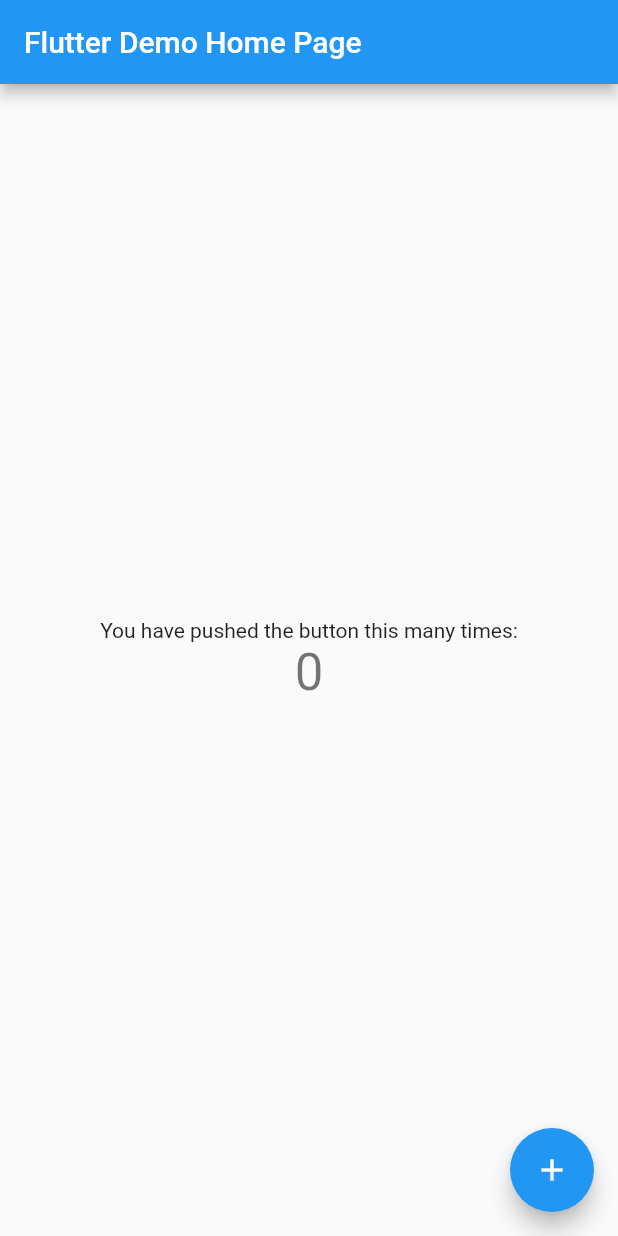
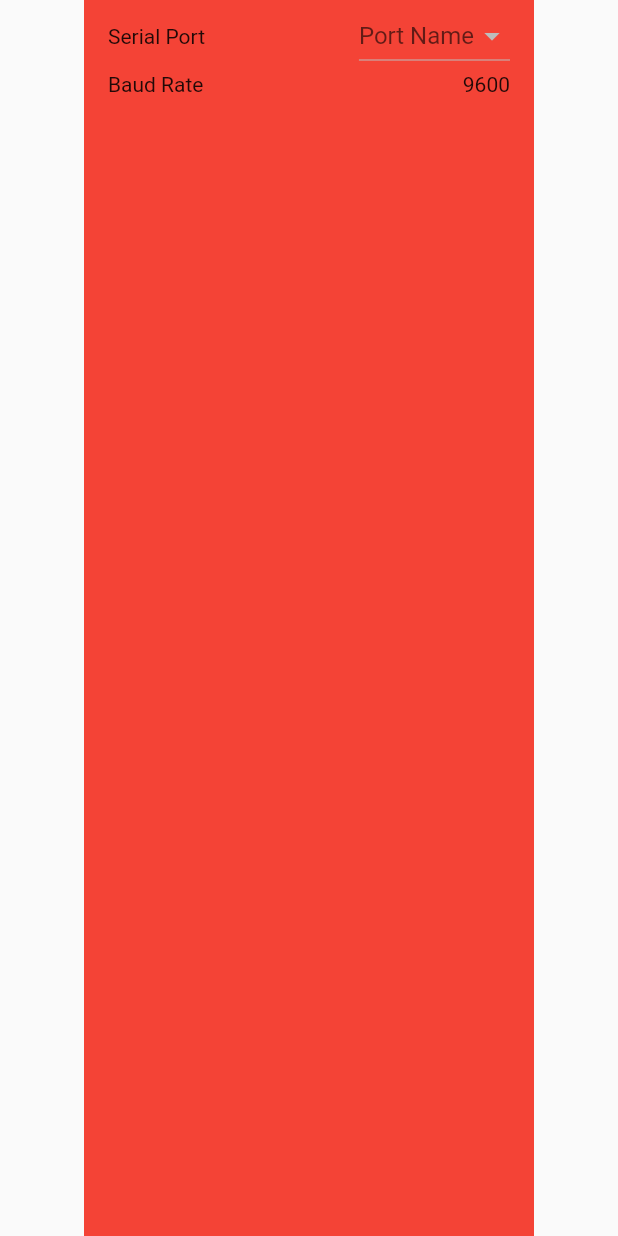
Before and after one commit to zhangxdnw/serial_assistant, a Flutter app: the screen it shows after launch, on a phone screen of 412 x 824 dp. Run offline on Flutter 3.47's test engine with Material 2 defaults, Android fonts, the phone set to English and light mode, and no system bars; missing offline and left inert: flutter_libserialport.

Commit message:
add flutter serial port

```diff
--- a/lib/main.dart
+++ b/lib/main.dart
@@ -1,4 +1,5 @@
 import 'package:flutter/material.dart';
+import 'package:flutter_libserialport/flutter_libserialport.dart';
 
 void main() {
   runApp(MyApp());
@@ -46,18 +47,10 @@ class MyHomePage extends StatefulWidget {
 }
 
 class _MyHomePageState extends State<MyHomePage> {
-  int _counter = 0;
+  final ports = List.generate(SerialPort.availablePorts.length,
+      (index) => SerialPort.availablePorts[index]);
 
-  void _incrementCounter() {
-    setState(() {
-      // This call to setState tells the Flutter framework that something has
-      // changed in this State, which causes it to rerun the build method below
-      // so that the display can reflect the updated values. If we changed
-      // _counter without calling setState(), then the build method would not be
-      // called again, and so nothing would appear to happen.
-      _counter++;
-    });
-  }
+  var portName = "";
 
   @override
   Widget build(BuildContext context) {
@@ -68,46 +61,44 @@ class _MyHomePageState extends State<MyHomePage> {
     // fast, so that you can just rebuild anything that needs updating rather
     // than having to individually change instances of widgets.
     return Scaffold(
-      appBar: AppBar(
-        // Here we take the value from the MyHomePage object that was created by
-        // the App.build method, and use it to set our appbar title.
-        title: Text(widget.title),
-      ),
       body: Center(
-        // Center is a layout widget. It takes a single child and positions it
-        // in the middle of the parent.
-        child: Column(
-          // Column is also a layout widget. It takes a list of children and
-          // arranges them vertically. By default, it sizes itself to fit its
-          // children horizontally, and tries to be as tall as its parent.
-          //
-          // Invoke "debug painting" (press "p" in the console, choose the
-          // "Toggle Debug Paint" action from the Flutter Inspector in Android
-          // Studio, or the "Toggle Debug Paint" command in Visual Studio Code)
-          // to see the wireframe for each widget.
-          //
-          // Column has various properties to control how it sizes itself and
-          // how it positions its children. Here we use mainAxisAlignment to
-          // center the children vertically; the main axis here is the vertical
-          // axis because Columns are vertical (the cross axis would be
-          // horizontal).
-          mainAxisAlignment: MainAxisAlignment.center,
-          children: <Widget>[
-            Text(
-              'You have pushed the button this many times:',
-            ),
-            Text(
-              '$_counter',
-              style: Theme.of(context).textTheme.headline4,
-            ),
-          ],
-        ),
-      ),
-      floatingActionButton: FloatingActionButton(
-        onPressed: _incrementCounter,
-        tooltip: 'Increment',
-        child: Icon(Icons.add),
-      ), // This trailing comma makes auto-formatting nicer for build methods.
+          child: Container(
+              width: 300,
+              color: Colors.red,
+              child: Column(
+                children: [
+                  Padding(
+                    padding: EdgeInsets.symmetric(horizontal: 16),
+                    child: Row(
+                      children: [
+                        Text("Serial Port"),
+                        Spacer(),
+                        DropdownButton(
+                          value: portName,
+                          hint: Text("Port Name"),
+                          items: ports.map((item) =>
+                              DropdownMenuItem(child: Text(item), value: item)).toList(),
+                        )
+                      ],
+                    ),
+                  ),
+                  Padding(
+                    padding: EdgeInsets.symmetric(horizontal: 16),
+                    child: Row(
+                        children: [Text("Baud Rate"), Spacer(), Text("9600")]),
+                  ),
+                ],
+              ))),
     );
   }
+
+  List<DropdownMenuItem> getCurrentPorts() {
+    List<DropdownMenuItem> items = List.empty(growable: true);
+    for (String port in SerialPort.availablePorts) {
+      DropdownMenuItem item =
+          new DropdownMenuItem(child: Text(port), value: port);
+      items.add(item);
+    }
+    return items;
+  }
 }
--- a/pubspec.yaml
+++ b/pubspec.yaml
@@ -24,6 +24,8 @@ dependencies:
   flutter:
     sdk: flutter
 
+  #Serial port
+  flutter_libserialport: ^0.2.1
 
   # The following adds the Cupertino Icons font to your application.
   # Use with the CupertinoIcons class for iOS style icons.
```
Also changed, not shown: pubspec.lock, 5 other files.
